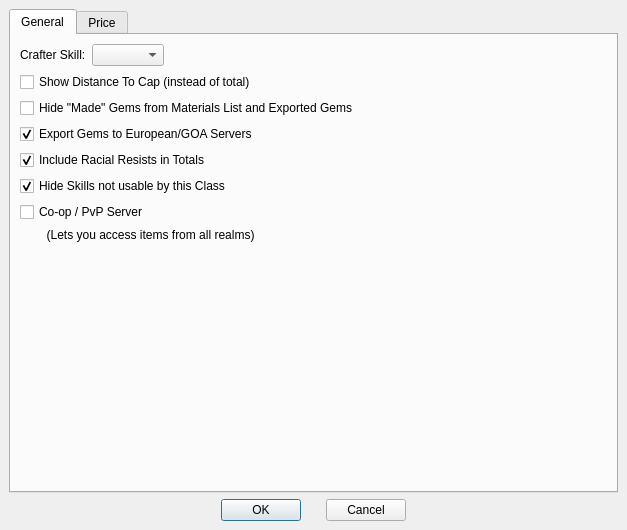
Old version of the form Options.ui in the repository tomkins/spellcraftcalc.
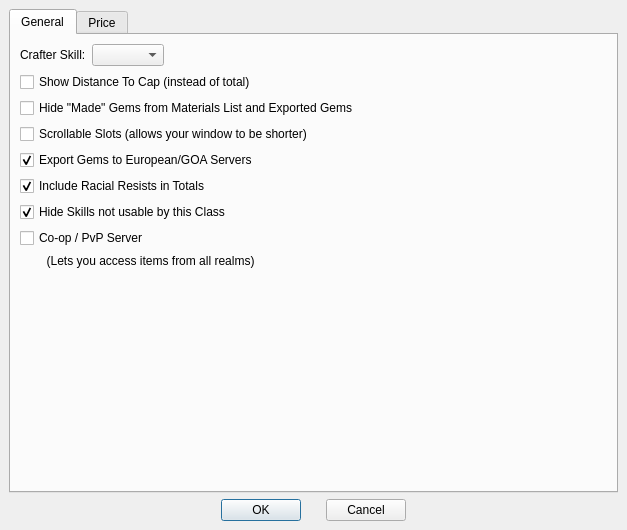
New version of the form. The open tabs and pages were chosen to show the change.

Commit message: New option to disable/enable scrolling slots

Patch:
```diff
--- a/Options.ui
+++ b/Options.ui
@@ -101,6 +101,13 @@
              </property>
             </widget>
            </item>
+           <item>
+            <widget class="QCheckBox" name="ShowScrollingSlots" >
+             <property name="text" >
+              <string>Scrollable Slots (allows your window to be shorter)</string>
+             </property>
+            </widget>
+           </item>
            <item>
             <widget class="QCheckBox" name="EuroServers" >
              <property name="text" >
```
